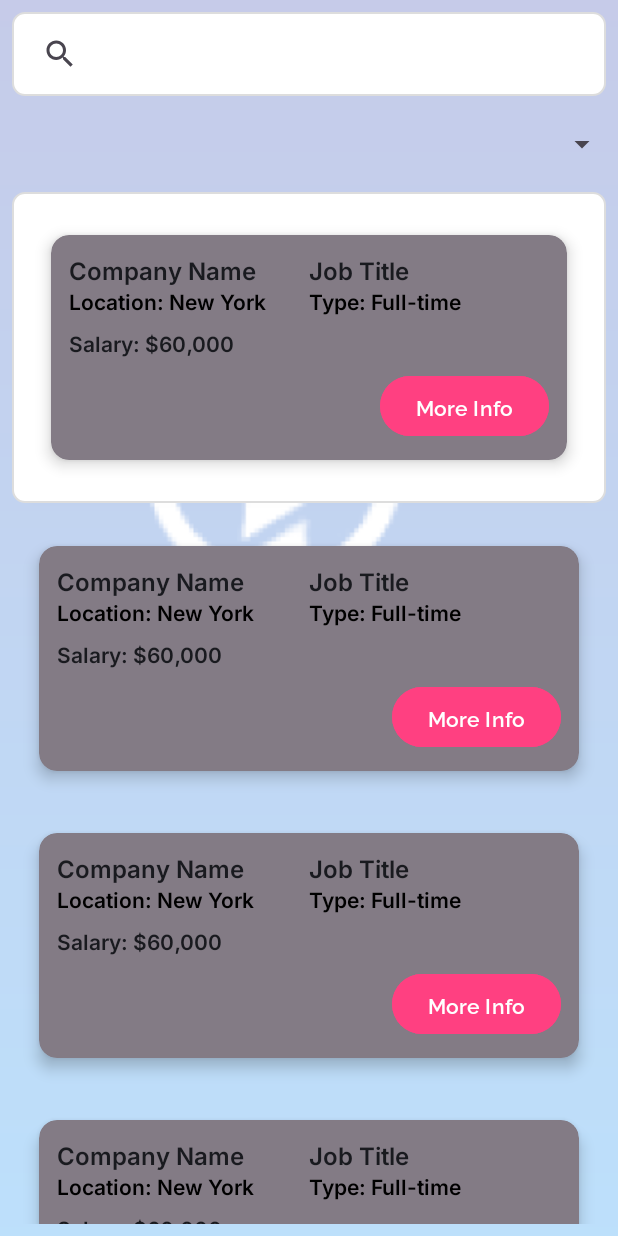
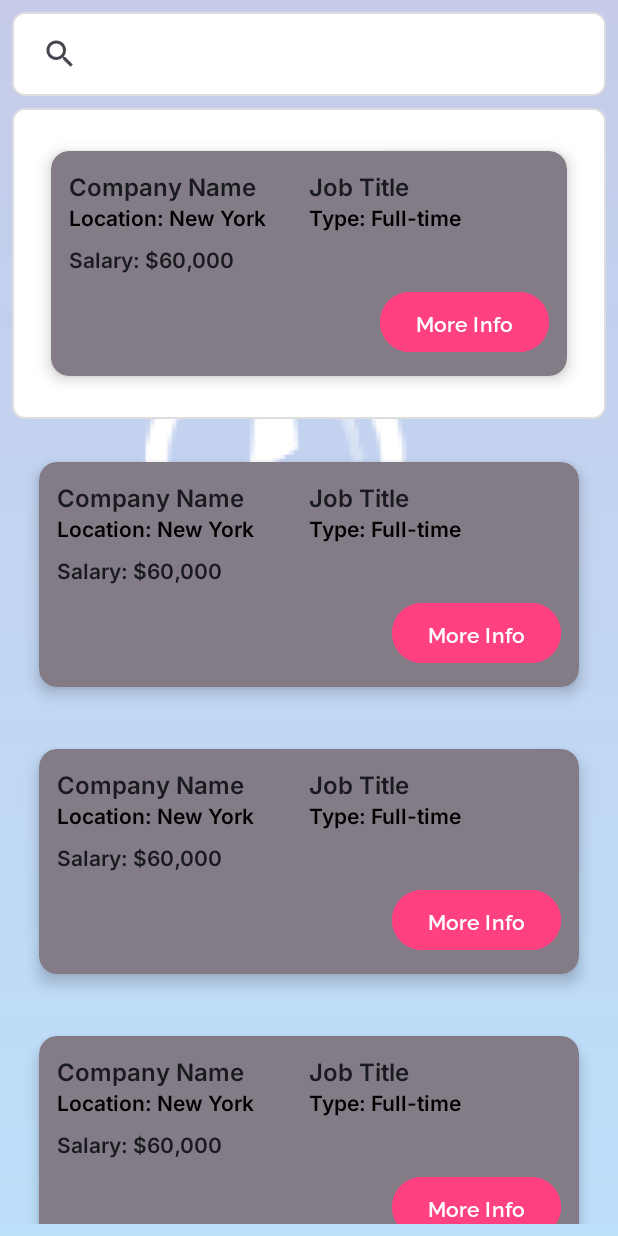
Before and after one commit to ChauhanAshu001/Work-Hive, an Android app: the layout fragment_home.xml on its own in the app's theme, with its tools: preview values and no code run, on a phone screen of 412 x 824 dp. Run offline under Robolectric (Android 15) with nearby library versions, the light colour scheme and no system bars.

```diff
--- /dev/null
+++ b/app/src/main/res/drawable/baseline_connect_without_contact_24.xml
@@ -0,0 +1,5 @@
+<vector xmlns:android="http://schemas.android.com/apk/res/android" android:height="24dp" android:tint="#151515" android:viewportHeight="24" android:viewportWidth="24" android:width="24dp">
+
+    <path android:fillColor="@android:color/white" android:pathData="M11,14H9c0,-4.97 4.03,-9 9,-9v2C14.13,7 11,10.13 11,14zM18,11V9c-2.76,0 -5,2.24 -5,5h2C15,12.34 16.34,11 18,11zM7,4c0,-1.11 -0.89,-2 -2,-2S3,2.89 3,4s0.89,2 2,2S7,5.11 7,4zM11.45,4.5h-2C9.21,5.92 7.99,7 6.5,7h-3C2.67,7 2,7.67 2,8.5V11h6V8.74C9.86,8.15 11.25,6.51 11.45,4.5zM19,17c1.11,0 2,-0.89 2,-2s-0.89,-2 -2,-2s-2,0.89 -2,2S17.89,17 19,17zM20.5,18h-3c-1.49,0 -2.71,-1.08 -2.95,-2.5h-2c0.2,2.01 1.59,3.65 3.45,4.24V22h6v-2.5C22,18.67 21.33,18 20.5,18z"/>
+
+</vector>
--- a/app/src/main/res/layout/fragment_home.xml
+++ b/app/src/main/res/layout/fragment_home.xml
@@ -20,17 +20,7 @@
         app:layout_constraintStart_toStartOf="parent"
         app:layout_constraintTop_toTopOf="parent" />
 
-    <!-- Spinner for selecting filter options -->
-    <Spinner
-        android:id="@+id/spinnerFilter"
-        android:layout_width="0dp"
-        android:layout_height="wrap_content"
-        android:layout_marginTop="8dp"
-        android:entries="@array/filter_options"
-        android:minHeight="48dp"
-        android:visibility="visible"
-        app:layout_constraintEnd_toEndOf="parent"
-        app:layout_constraintTop_toBottomOf="@id/searchViewJobs" />
+
 
     <!-- Horizontal RecyclerView for recommended jobs -->
     <androidx.recyclerview.widget.RecyclerView
@@ -44,7 +34,7 @@
         app:layoutManager="androidx.recyclerview.widget.LinearLayoutManager"
         app:layout_constraintEnd_toEndOf="parent"
         app:layout_constraintStart_toStartOf="parent"
-        app:layout_constraintTop_toBottomOf="@id/spinnerFilter"
+        app:layout_constraintTop_toBottomOf="@id/searchViewJobs"
         tools:listitem="@layout/job_listing" />
 
     <!-- Vertical RecyclerView for job listings -->
--- a/app/src/main/res/menu/employee_menu.xml
+++ b/app/src/main/res/menu/employee_menu.xml
@@ -15,7 +15,7 @@
         android:title="Bookmarked" />
     <item
         android:id="@+id/connect"
-        android:icon="@drawable/bookmark"
+        android:icon="@drawable/baseline_connect_without_contact_24"
         android:title="Connect" />
     <item android:title="Profile"
         android:icon="@drawable/ic_profile"
```
Also changed, not shown: app/src/main/AndroidManifest.xml (+4 -5 lines), app/src/main/java/com/nativeNomads/workhive/MainActivity.kt (+5 -19 lines), app/src/main/java/com/nativeNomads/workhive/UserDashboard/Fragments/HomeFragment.kt (+42 -5 lines), app/src/main/res/navigation/employee_navigation.xml (+4 -12 lines).
